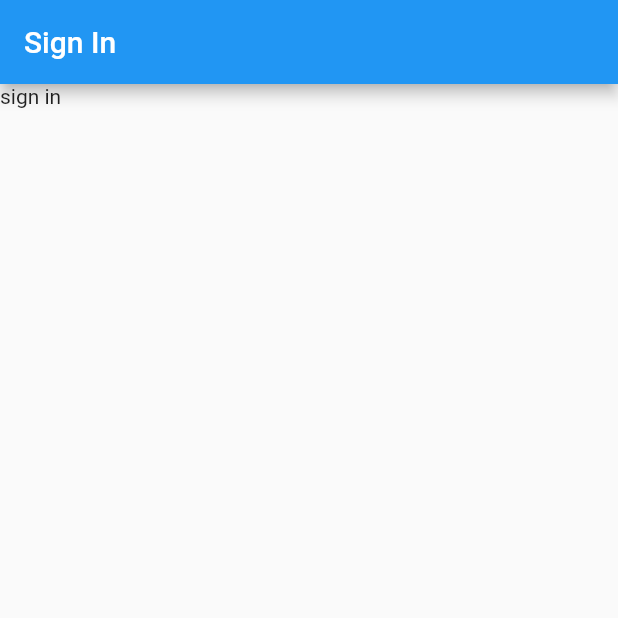
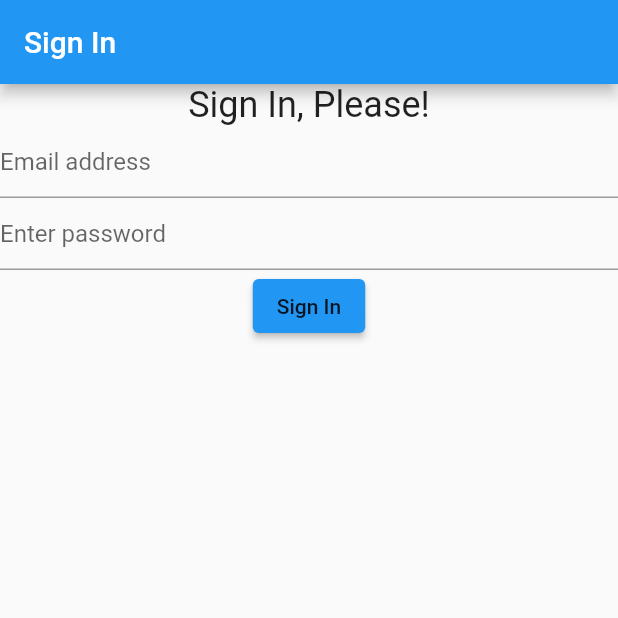
Before and after one commit to reubenrandell/mobile-apps-lesson3, a Flutter app: the screen it shows after launch, on a phone screen of 412 x 824 dp, the top half of it. Run offline on Flutter 3.47's test engine with Material 2 defaults, Android fonts, the phone set to English and light mode, and no system bars.

Commit message:
vid 6 p1

```diff
--- a/lib/viewscreen/signin_screen.dart
+++ b/lib/viewscreen/signin_screen.dart
@@ -1,25 +1,110 @@
 import 'package:flutter/material.dart';
 
 class SignInScreen extends StatefulWidget {
-
   static const routeName = '/signInScreen';
 
   @override
   State<StatefulWidget> createState() {
-      return _SignInState();
+    return _SignInState();
   }
 }
 
 class _SignInState extends State<SignInScreen> {
+  late _Controller con;
+  GlobalKey<FormState> formKey = GlobalKey<FormState>();
+
+  @override
+  void initState() {
+    // TODO: implement initState
+    super.initState();
+    con = _Controller(this);
+  }
+
+  void render(fn) => setState(fn);
+
   @override
   Widget build(BuildContext context) {
     return Scaffold(
       appBar: AppBar(
         title: Text('Sign In'),
-
       ),
-      body: Text('sign in'),
+      body: Form(
+        key: formKey,
+        child: SingleChildScrollView(
+          child: Column(
+            children: [
+              Text(
+                'Sign In, Please!',
+                style: Theme.of(context).textTheme.headline5,
+              ),
+              TextFormField(
+                decoration: InputDecoration(
+                  hintText: 'Email address',
+                ),
+                keyboardType: TextInputType.emailAddress,
+                autocorrect: false,
+                validator: con.validateEmail,
+                onSaved: con.saveEmail,
+              ),
+              TextFormField(
+                decoration: InputDecoration(
+                  hintText: 'Enter password',
+                ),
+                obscureText: true,
+                autocorrect: false,
+                validator: con.validatePassword,
+                onSaved: con.savePassword,
+              ),
+              ElevatedButton(
+                onPressed: con.signIn,
+                child: Text(
+                  'Sign In',
+                  style: Theme.of(context).textTheme.button,
+                ),
+              )
+            ],
+          ),
+        ),
+      ),
     );
   }
+}
 
+class _Controller {
+  late _SignInState state;
+  _Controller(this.state);
+  String? email;
+  String? password;
+
+  String? validateEmail(String? value) {
+    if (value == null || !(value.contains('.') && value.contains('@')))
+      return 'Invalid email address';
+    else
+      return null;
+  }
+
+  void saveEmail(String? value) {
+    if (value != null) email = value;
+  }
+
+  String? validatePassword(String? value) {
+    if (value == null || value.length < 6)
+      return 'Invalid password';
+    else
+      return null;
+  }
+
+  void savePassword(String? value) {
+    if (value != null) password = value;
+
+  }
+
+  void signIn() {
+    FormState? currentState = state.formKey.currentState;
+    if (currentState == null || !currentState.validate()) return;
+
+    currentState.save();
+
+    print('======== $email $password');
+  }
 }
```
